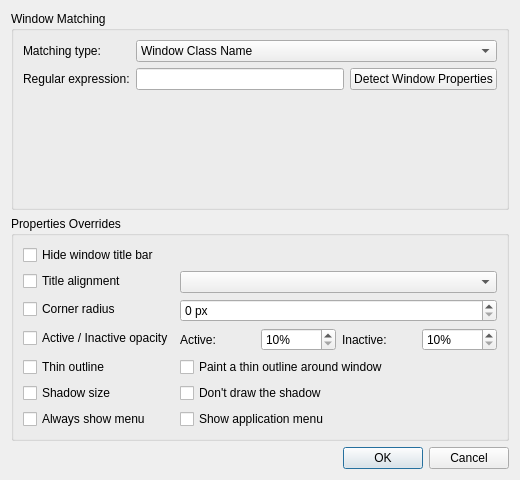
This is src/kcm/ExceptionDialog.ui in guiodic/material-decoration as Qt 5 draws it before an edit. The edited form follows.
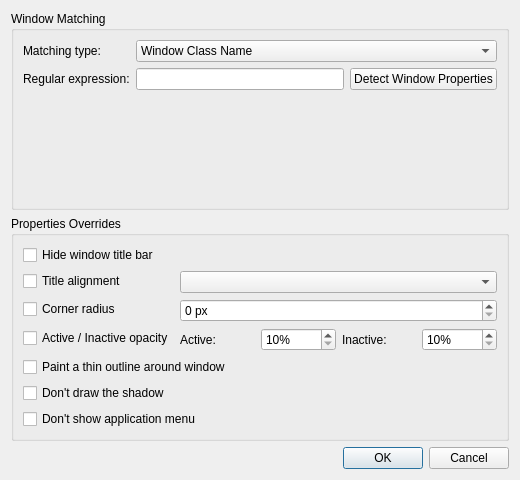
This is the edited form.

What changed in the file:
```diff
--- a/src/kcm/ExceptionDialog.ui
+++ b/src/kcm/ExceptionDialog.ui
@@ -159,45 +159,24 @@
         </item>
        </layout>
       </item>
-      <item row="4" column="0">
-       <widget class="QCheckBox" name="outlineActiveCheckBox">
-        <property name="text">
-         <string>Thin outline</string>
-        </property>
-       </widget>
-      </item>
-      <item row="4" column="1">
+      <item row="4" column="0" colspan="2">
        <widget class="QCheckBox" name="outlineActiveVal">
         <property name="text">
          <string>Paint a thin outline around window</string>
         </property>
        </widget>
       </item>
-      <item row="5" column="0">
-       <widget class="QCheckBox" name="shadowSizeCheckBox">
-        <property name="text">
-         <string>Shadow size</string>
-        </property>
-       </widget>
-      </item>
-      <item row="5" column="1">
+      <item row="5" column="0" colspan="2">
        <widget class="QCheckBox" name="hideShadowVal">
         <property name="text">
          <string>Don't draw the shadow</string>
         </property>
        </widget>
       </item>
-      <item row="6" column="0">
-       <widget class="QCheckBox" name="menuAlwaysShowCheckBox">
+      <item row="6" column="0" colspan="2">
+       <widget class="QCheckBox" name="hideMenuVal">
         <property name="text">
-         <string>Always show menu</string>
-        </property>
-       </widget>
-      </item>
-      <item row="6" column="1">
-       <widget class="QCheckBox" name="menuAlwaysShowVal">
-        <property name="text">
-         <string>Show application menu</string>
+         <string>Don't show application menu</string>
         </property>
        </widget>
       </item>
```
